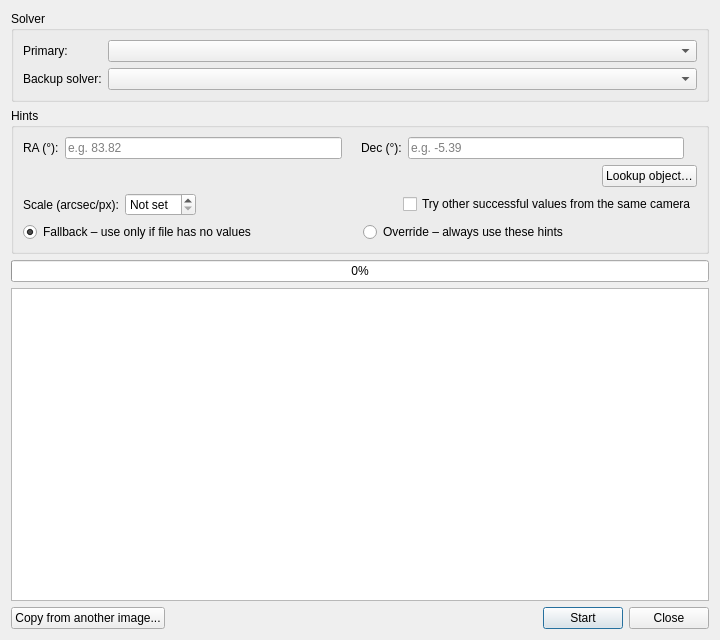
The window that photonfinder/ui/PlateSolveDialog.ui (bcolyn/PhotonFinder) describes before a commit, drawn with Qt 5.
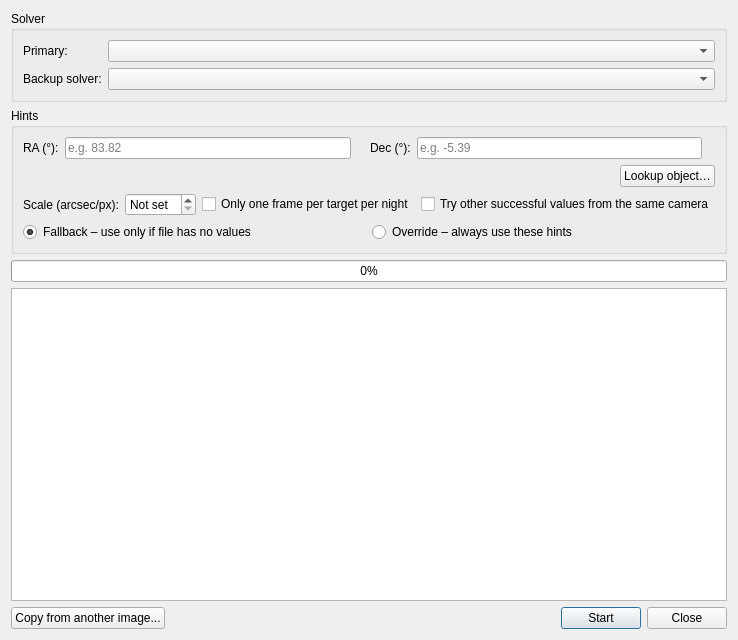
The same window after the commit.

Commit message: Plate solving one frame per target per night: the Plate Solve dialog (checked when the grid is grouped) and MCP plate_solve_files can solve only the earliest unsolved frame of each group, skipping groups with a solved frame; Retry Failed moves a failed group on to its next frame, up to three, and lists groups that gave up; the other frames stay unsolved

Diff of the .ui file:
```diff
--- a/photonfinder/ui/PlateSolveDialog.ui
+++ b/photonfinder/ui/PlateSolveDialog.ui
@@ -169,6 +169,16 @@
           </property>
          </spacer>
         </item>
+        <item>
+         <widget class="QCheckBox" name="one_per_group_check">
+          <property name="toolTip">
+           <string>Solve only the earliest unsolved frame of each target per night (and image type, folder, filter and exposure); groups with a solved frame are skipped, and Retry Failed tries the next frame of a failed group. The other frames stay unsolved; the catalog report counts them by the solved one</string>
+          </property>
+          <property name="text">
+           <string>Only one frame per target per night</string>
+          </property>
+         </widget>
+        </item>
         <item>
          <widget class="QCheckBox" name="use_camera_scales_check">
           <property name="toolTip">
```
The commit also changes 8 other files.
